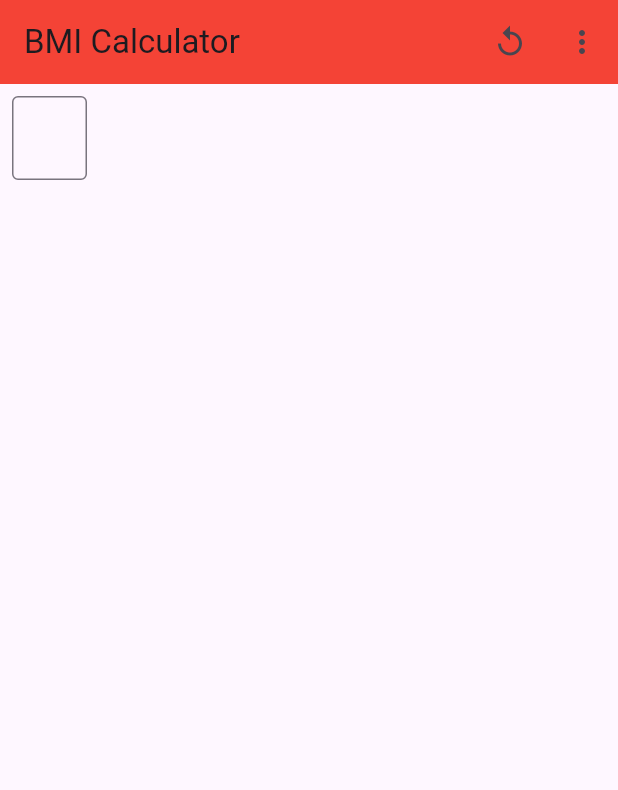
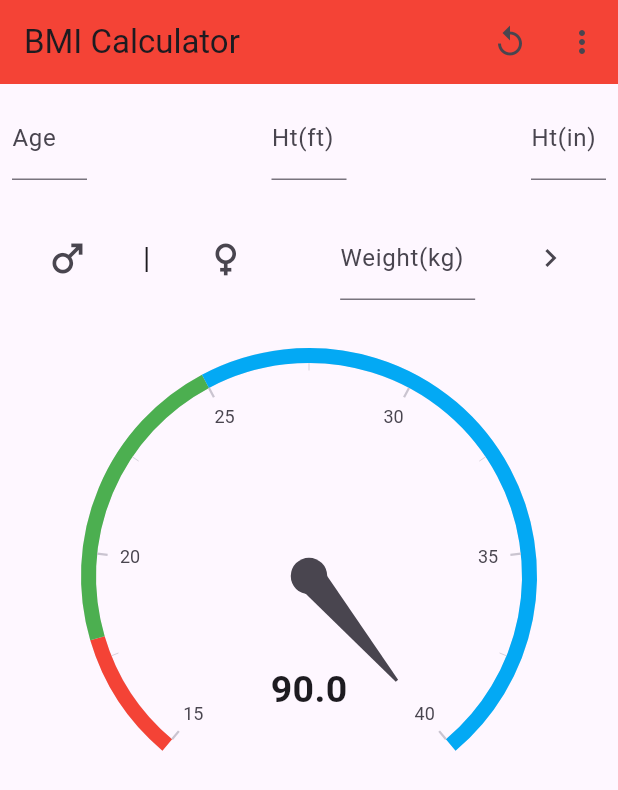
Before and after one commit to ashikmoinul/bmi_calculator, a Flutter app: the screen it shows after launch, on a phone screen of 412 x 824 dp. Shown: the top 790 px of the screen. Run offline on Flutter 3.47's test engine with Material 3 defaults, Android fonts, the phone set to English and light mode, and no system bars; drawn by our look-alikes of syncfusion_flutter_gauges.

Commit message:
Added TextFormField, Male and Female Section and BMI meter

```diff
--- a/lib/main.dart
+++ b/lib/main.dart
@@ -1,4 +1,5 @@
 import 'package:flutter/material.dart';
+import 'package:syncfusion_flutter_gauges/gauges.dart';
 
 void main() {
   runApp(const MyApp());
@@ -41,22 +42,105 @@ class _BmiCalculatorState extends State<BmiCalculator> {
           ),
         ],
       ),
-      body: Column(
+      body: Padding(
+        padding: const EdgeInsets.all(8.0),
+        child: Column(
           children: [
-          Padding(
-            padding: const EdgeInsets.all(8.0),
-            child: SizedBox(
+            Row(
+              mainAxisAlignment: MainAxisAlignment.spaceBetween,
+              children: [
+                SizedBox(
                   width: 50,
                   child: TextFormField(
                     decoration: const InputDecoration(
-                  border: OutlineInputBorder(
-
+                      labelText: 'Age',
                     ),
                   ),
                 ),
+                SizedBox(
+                  width: 50,
+                  child: TextFormField(
+                    decoration: const InputDecoration(
+                      labelText: 'Ht(ft)',
                     ),
+                  ),
+                ),
+                SizedBox(
+                  width: 50,
+                  child: TextFormField(
+                    decoration: const InputDecoration(
+                      labelText: 'Ht(in)',
+                    ),
+                  ),
+                ),
+              ],
+            ),
+            const SizedBox(
+              height: 24,
+            ),
+            Row(
+              mainAxisAlignment: MainAxisAlignment.spaceAround,
+              children: [
+                IconButton(
+                  onPressed: () {},
+                  icon: const Icon(
+                    Icons.male_outlined,
+                    size: 30,
+                  ),
+                ),
+                const Text(
+                  '|',
+                  style: TextStyle(fontSize: 20),
+                ),
+                IconButton(
+                  onPressed: () {},
+                  icon: const Icon(
+                    Icons.female_outlined,
+                    size: 30,
+                  ),
+                ),
+                const SizedBox(
+                  height: 24,
+                ),
+                SizedBox(
+                  width: 90,
+                  child: TextFormField(
+                    decoration: const InputDecoration(
+                      labelText: 'Weight(kg)',
+                    ),
+                  ),
+                ),
+                IconButton(
+                    onPressed: () {},
+                    icon: const Icon(Icons.chevron_right_outlined))
+              ],
+            ),
+            const SizedBox(
+              height: 24,
+            ),
+
+            SizedBox(
+              height: 320,
+              child: SfRadialGauge(axes: <RadialAxis>[
+                RadialAxis(minimum: 15, maximum: 40, ranges: <GaugeRange>[
+                  GaugeRange(startValue: 15, endValue: 18, color: Colors.red),
+                  GaugeRange(startValue: 18, endValue: 25, color: Colors.green),
+                  GaugeRange(startValue: 25, endValue: 40, color: Colors.lightBlue)
+                ], pointers: <GaugePointer>[
+                  NeedlePointer(value: 90)
+                ], annotations: <GaugeAnnotation>[
+                  GaugeAnnotation(
+                      widget: Container(
+                          child: Text('90.0',
+                              style: TextStyle(
+                                  fontSize: 25, fontWeight: FontWeight.bold))),
+                      angle: 90,
+                      positionFactor: 0.5)
+                ])
+              ]),
             )
           ],
+        ),
       ),
     );
   }
--- a/pubspec.yaml
+++ b/pubspec.yaml
@@ -35,6 +35,7 @@ dependencies:
   # The following adds the Cupertino Icons font to your application.
   # Use with the CupertinoIcons class for iOS style icons.
   cupertino_icons: ^1.0.6
+  syncfusion_flutter_gauges: ^26.1.38
 
 dev_dependencies:
   flutter_test:
```
Also changed, not shown: pubspec.lock. Lines whose indentation alone changed are shown as unchanged.
